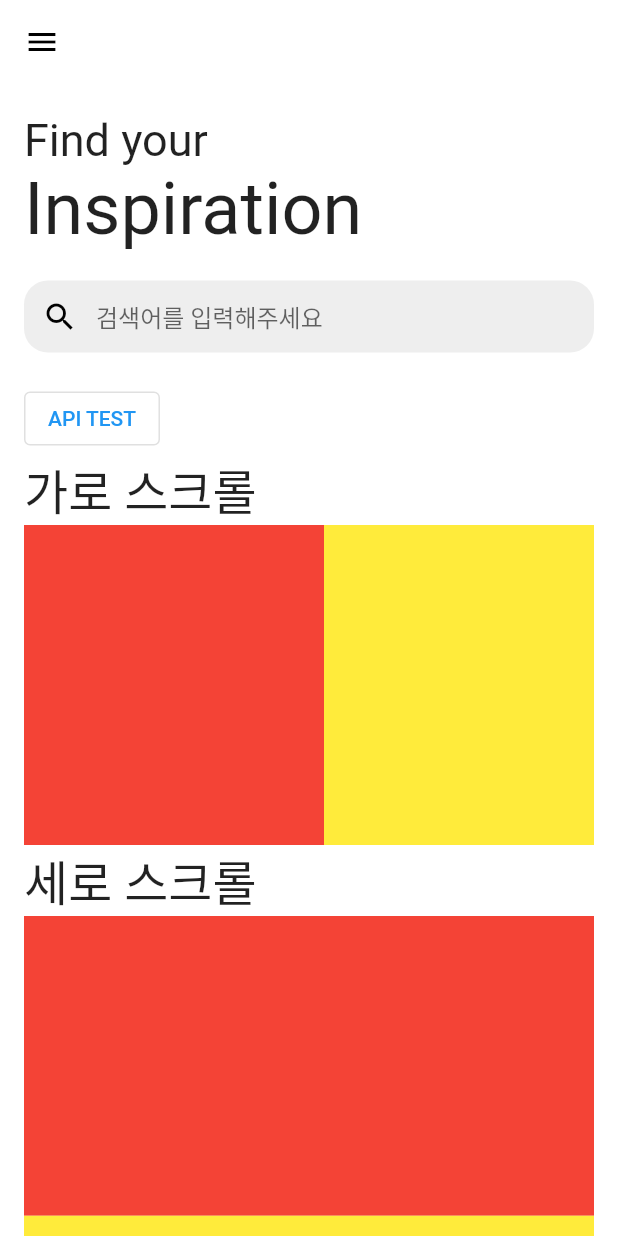
After one commit to Soft-Up/2023_1_study, a Flutter app: the screen it shows after launch, after a tap on "Bloc 페이지", on a phone screen of 412 x 824 dp. The commit adds this screen. Run offline on Flutter 3.47's test engine with Material 2 defaults, Android fonts, the phone set to English and light mode, and no system bars; our stand-ins replace equatable, flutter_bloc; network calls fail.

Commit message:
<FEAT> BlocHomePage and CubicHomePage

```diff
--- a/client/lib/app/app.dart
+++ b/client/lib/app/app.dart
@@ -1,4 +1,4 @@
-import 'package:doit_fluttter_study/domains/doit/presentation/pages/home_pages/home_page.dart';
+import 'package:doit_fluttter_study/domains/doit/presentation/pages/navigate_pages/navigate_page.dart';
 import 'package:flutter/material.dart';
 
 class MyApp extends StatelessWidget {
@@ -12,7 +12,7 @@ class MyApp extends StatelessWidget {
       theme: ThemeData(
         primarySwatch: Colors.blue,
       ),
-      home: const MyHomePage(title: 'Flutter Demo Home Page'),
+      home: const NavigatePage(),
     );
   }
 }
--- /dev/null
+++ b/client/lib/domains/doit/presentation/pages/home_pages/bloc_home_page.dart
@@ -0,0 +1,71 @@
+import 'package:doit_fluttter_study/datas/doit/clients/implements/implemenets.dart';
+import 'package:doit_fluttter_study/datas/doit/clients/interfaces/interfaces.dart';
+import 'package:doit_fluttter_study/datas/doit/repositories/implements/celebirty_repository_impl.dart';
+import 'package:doit_fluttter_study/domains/doit/domain/services/implements/celebrity_service_impl.dart';
+import 'package:doit_fluttter_study/domains/doit/domain/services/interfaces/celebrity_service.dart';
+import 'package:doit_fluttter_study/domains/doit/presentation/pages/home_pages/home_pages_widgets/list_view_with_title.dart';
+import 'package:flutter/material.dart';
+
+class BlocHomePage extends StatefulWidget {
+  const BlocHomePage({super.key, required this.title});
+
+  final String title;
+
+  @override
+  State<BlocHomePage> createState() => _BlocHomePageState();
+}
+
+class _BlocHomePageState extends State<BlocHomePage> {
+  @override
+  Widget build(BuildContext context) {
+    return Scaffold(
+        backgroundColor: Colors.white,
+        appBar: AppBar(
+          backgroundColor: Colors.white,
+          elevation: 0,
+          leading: const Icon(Icons.menu, color: Colors.black),
+        ),
+        body: Padding(
+          padding: const EdgeInsets.symmetric(horizontal: 16),
+          child: Column(
+            crossAxisAlignment: CrossAxisAlignment.start,
+            children: [
+              const SizedBox(height: 20),
+              const Text("Find your", style: TextStyle(fontSize: 30)),
+              const Text("Inspiration", style: TextStyle(fontSize: 48)),
+              Container(
+                margin: const EdgeInsets.symmetric(vertical: 20),
+                decoration: BoxDecoration(
+                    color: Colors.grey.shade200,
+                    borderRadius: BorderRadius.circular(16)),
+                child: const TextField(
+                  decoration: InputDecoration(
+                      border: InputBorder.none,
+                      prefixIcon: Icon(
+                        Icons.search,
+                        color: Colors.black,
+                      ),
+                      hintText: "검색어를 입력해주세요"),
+                ),
+              ),
+              OutlinedButton(
+                  onPressed: () {
+                    CelebrityService celebrityService = CelebrityServiceImpl(celebrityRepository: CelebrityRepositoryImpl(celebrityClient: CelebrityClientImpl()));
+                    celebrityService
+                        .getCelebrity()
+                        .then((value) => value.forEach(print));
+                  },
+                  child: Text("API TEST")),
+              const HomePageListViewWithTheTitle(
+                title: "가로 스크롤",
+                scrollDirection: Axis.horizontal,
+              ),
+              const HomePageListViewWithTheTitle(
+                title: "세로 스크롤",
+                scrollDirection: Axis.vertical,
+              ),
+            ],
+          ),
+        ));
+  }
+}
--- /dev/null
+++ b/client/lib/domains/doit/presentation/pages/navigate_pages/navigate_page.dart
@@ -0,0 +1,48 @@
+import 'package:doit_fluttter_study/datas/doit/clients/clients.dart';
+import 'package:doit_fluttter_study/datas/doit/repositories/implements/celebirty_repository_impl.dart';
+import 'package:doit_fluttter_study/domains/doit/domain/services/implements/celebrity_service_impl.dart';
+import 'package:doit_fluttter_study/domains/doit/presentation/blocs/celebrity_bloc/celebrity_bloc.dart';
+import 'package:doit_fluttter_study/domains/doit/presentation/cubits/celebrity_cubic/celebrity_cubic.dart';
+import 'package:doit_fluttter_study/domains/doit/presentation/pages/home_pages/bloc_home_page.dart';
+import 'package:doit_fluttter_study/domains/doit/presentation/pages/home_pages/cubic_home_page.dart';
+import 'package:flutter/cupertino.dart';
+import 'package:flutter/material.dart';
+import 'package:flutter_bloc/flutter_bloc.dart';
+
+class NavigatePage extends StatelessWidget {
+  const NavigatePage({super.key});
+
+  @override
+  Widget build(BuildContext context) {
+    return Scaffold(
+      body: Column(
+        mainAxisAlignment: MainAxisAlignment.center,
+        crossAxisAlignment: CrossAxisAlignment.stretch,
+        children: [
+          OutlinedButton(
+              onPressed: () {
+                Navigator.of(context).push(MaterialPageRoute(
+                    builder: (_) => BlocProvider(
+                        create: (_) => CelebrityBloc(
+                            celebrityService: CelebrityServiceImpl(
+                                celebrityRepository: CelebrityRepositoryImpl(
+                                    celebrityClient: CelebrityClientImpl()))),
+                        child: BlocHomePage(title: "Bloc 페이지"))));
+              },
+              child: Text("Bloc 페이지")),
+          OutlinedButton(
+              onPressed: () {
+                Navigator.of(context).push(MaterialPageRoute(
+                    builder: (_) => BlocProvider(
+                        create: (_) => CelebrityCubic(
+                            celebrityService: CelebrityServiceImpl(
+                                celebrityRepository: CelebrityRepositoryImpl(
+                                    celebrityClient: CelebrityClientImpl()))),
+                        child: CubicHomePage(title: "Cubic 페이지"))));
+              },
+              child: Text("Cubic 페이지")),
+        ],
+      ),
+    );
+  }
+}
```
Also changed, not shown: client/lib/domains/doit/presentation/pages/home_pages/cubic_home_page.dart (renamed from client/lib/domains/doit/presentation/pages/home_pages/home_page.dart, +4 -4 lines).
